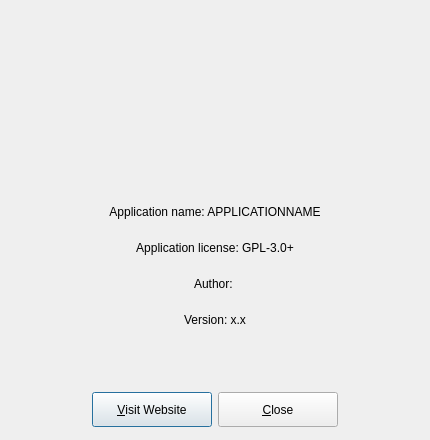
Before: the Qt Designer form src/about.ui in pagaco-swita/UltimateDailyWallpaper, drawn with Qt 5.
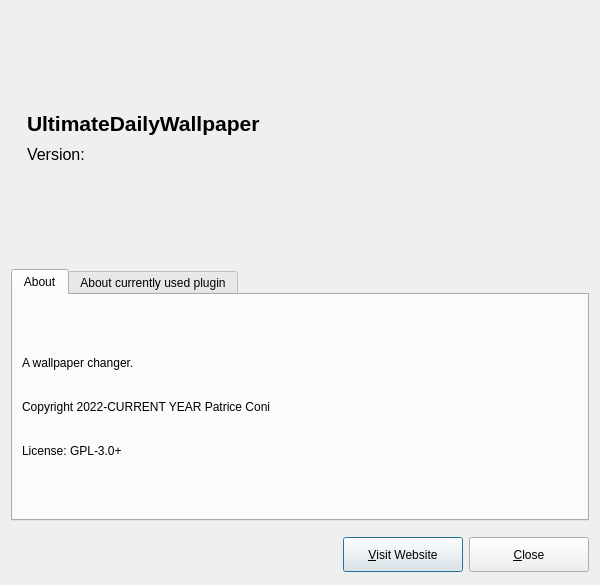
After: the same form once the commit is applied. The open tabs and pages were chosen to show the change. Icons and pictures are not drawn.

Diff of the .ui file:
```diff
--- a/src/about.ui
+++ b/src/about.ui
@@ -9,8 +9,8 @@
    <rect>
     <x>0</x>
     <y>0</y>
-    <width>430</width>
-    <height>440</height>
+    <width>600</width>
+    <height>585</height>
    </rect>
   </property>
   <property name="minimumSize">
@@ -29,6 +29,14 @@
    <item row="0" column="0">
     <layout class="QVBoxLayout" name="verticalLayout">
      <item>
+      <layout class="QHBoxLayout" name="horizontalLayout_2">
+       <property name="spacing">
+        <number>9</number>
+       </property>
+       <property name="bottomMargin">
+        <number>0</number>
+       </property>
+       <item>
       <widget class="QLabel" name="label">
        <property name="minimumSize">
         <size>
@@ -48,72 +56,76 @@
       </widget>
      </item>
      <item>
+        <layout class="QVBoxLayout" name="verticalLayout_2">
+         <item>
+          <spacer name="verticalSpacer_3">
+           <property name="orientation">
+            <enum>Qt::Vertical</enum>
+           </property>
+           <property name="sizeHint" stdset="0">
+            <size>
+             <width>20</width>
+             <height>40</height>
+            </size>
+           </property>
+          </spacer>
+         </item>
+         <item>
       <widget class="QLabel" name="label_2">
-       <property name="minimumSize">
-        <size>
-         <width>0</width>
-         <height>30</height>
-        </size>
-       </property>
-       <property name="baseSize">
-        <size>
-         <width>0</width>
-         <height>0</height>
-        </size>
-       </property>
        <property name="text">
-        <string>&lt;html&gt;&lt;head/&gt;&lt;body&gt;&lt;p&gt;Application name: APPLICATIONNAME&lt;/p&gt;&lt;/body&gt;&lt;/html&gt;</string>
-       </property>
-       <property name="alignment">
-        <set>Qt::AlignCenter</set>
-       </property>
-      </widget>
-     </item>
-     <item>
-      <widget class="QLabel" name="label_6">
-       <property name="minimumSize">
-        <size>
-         <width>0</width>
-         <height>30</height>
-        </size>
-       </property>
-       <property name="text">
-        <string>&lt;html&gt;&lt;head/&gt;&lt;body&gt;&lt;p align=&quot;center&quot;&gt;Application license: GPL-3.0+&lt;/p&gt;&lt;/body&gt;&lt;/html&gt;</string>
-       </property>
-      </widget>
-     </item>
-     <item>
-      <widget class="QLabel" name="label_5">
-       <property name="minimumSize">
-        <size>
-         <width>0</width>
-         <height>30</height>
-        </size>
-       </property>
-       <property name="text">
-        <string>&lt;html&gt;&lt;head/&gt;&lt;body&gt;&lt;p&gt;Author: &lt;/p&gt;&lt;/body&gt;&lt;/html&gt;</string>
-       </property>
-       <property name="alignment">
-        <set>Qt::AlignCenter</set>
+            <string>&lt;html&gt;&lt;head/&gt;&lt;body&gt;&lt;p&gt;&lt;span style=&quot; font-size:16pt; font-weight:700;&quot;&gt;UltimateDailyWallpaper&lt;/span&gt;&lt;/p&gt;&lt;/body&gt;&lt;/html&gt;</string>
        </property>
       </widget>
      </item>
      <item>
       <widget class="QLabel" name="label_3">
-       <property name="minimumSize">
-        <size>
-         <width>0</width>
-         <height>30</height>
-        </size>
-       </property>
        <property name="text">
-        <string>Version: x.x</string>
-       </property>
-       <property name="alignment">
-        <set>Qt::AlignCenter</set>
+            <string>&lt;html&gt;&lt;head/&gt;&lt;body&gt;&lt;p&gt;&lt;span style=&quot; font-size:12pt;&quot;&gt;Version: &lt;/span&gt;&lt;/p&gt;&lt;/body&gt;&lt;/html&gt;</string>
        </property>
       </widget>
      </item>
+         <item>
+          <spacer name="verticalSpacer_2">
+           <property name="orientation">
+            <enum>Qt::Vertical</enum>
+           </property>
+           <property name="sizeHint" stdset="0">
+            <size>
+             <width>20</width>
+             <height>40</height>
+            </size>
+           </property>
+          </spacer>
+         </item>
+        </layout>
+       </item>
+       <item>
+        <spacer name="horizontalSpacer_3">
+         <property name="orientation">
+          <enum>Qt::Horizontal</enum>
+         </property>
+         <property name="sizeHint" stdset="0">
+          <size>
+           <width>40</width>
+           <height>20</height>
+          </size>
+         </property>
+        </spacer>
+       </item>
+      </layout>
+     </item>
+     <item>
+      <widget class="QTabWidget" name="tabWidget">
+       <property name="currentIndex">
+        <number>1</number>
+       </property>
+       <widget class="QWidget" name="tab">
+        <attribute name="title">
+         <string>About</string>
+        </attribute>
+        <layout class="QVBoxLayout" name="verticalLayout_4">
+         <item>
+          <layout class="QVBoxLayout" name="verticalLayout_3">
      <item>
       <spacer name="verticalSpacer">
        <property name="orientation">
@@ -128,6 +140,135 @@
       </spacer>
      </item>
      <item>
+            <widget class="QLabel" name="label_4">
+             <property name="sizePolicy">
+              <sizepolicy hsizetype="Preferred" vsizetype="Preferred">
+               <horstretch>1</horstretch>
+               <verstretch>1</verstretch>
+              </sizepolicy>
+             </property>
+             <property name="minimumSize">
+              <size>
+               <width>0</width>
+               <height>0</height>
+              </size>
+             </property>
+             <property name="sizeIncrement">
+              <size>
+               <width>9</width>
+               <height>9</height>
+              </size>
+             </property>
+             <property name="baseSize">
+              <size>
+               <width>9</width>
+               <height>9</height>
+              </size>
+             </property>
+             <property name="text">
+              <string>A wallpaper changer.</string>
+             </property>
+            </widget>
+           </item>
+           <item>
+            <widget class="QLabel" name="label_5">
+             <property name="sizePolicy">
+              <sizepolicy hsizetype="Preferred" vsizetype="Preferred">
+               <horstretch>1</horstretch>
+               <verstretch>1</verstretch>
+              </sizepolicy>
+             </property>
+             <property name="text">
+              <string>Copyright 2022-CURRENT YEAR Patrice Coni</string>
+             </property>
+            </widget>
+           </item>
+           <item>
+            <widget class="QLabel" name="label_6">
+             <property name="sizePolicy">
+              <sizepolicy hsizetype="Preferred" vsizetype="Preferred">
+               <horstretch>1</horstretch>
+               <verstretch>1</verstretch>
+              </sizepolicy>
+             </property>
+             <property name="text">
+              <string>License: GPL-3.0+</string>
+             </property>
+            </widget>
+           </item>
+           <item>
+            <spacer name="verticalSpacer_4">
+             <property name="orientation">
+              <enum>Qt::Vertical</enum>
+             </property>
+             <property name="sizeHint" stdset="0">
+              <size>
+               <width>20</width>
+               <height>40</height>
+              </size>
+             </property>
+            </spacer>
+           </item>
+          </layout>
+         </item>
+        </layout>
+       </widget>
+       <widget class="QWidget" name="tab_2">
+        <property name="contextMenuPolicy">
+         <enum>Qt::NoContextMenu</enum>
+        </property>
+        <attribute name="title">
+         <string>About currently used plugin</string>
+        </attribute>
+        <layout class="QGridLayout" name="gridLayout_2">
+         <item row="0" column="0">
+          <layout class="QVBoxLayout" name="verticalLayout_5">
+           <item>
+            <spacer name="verticalSpacer_5">
+             <property name="orientation">
+              <enum>Qt::Vertical</enum>
+             </property>
+             <property name="sizeHint" stdset="0">
+              <size>
+               <width>20</width>
+               <height>40</height>
+              </size>
+             </property>
+            </spacer>
+           </item>
+           <item>
+            <widget class="QLabel" name="label_7">
+             <property name="sizePolicy">
+              <sizepolicy hsizetype="Preferred" vsizetype="Preferred">
+               <horstretch>1</horstretch>
+               <verstretch>1</verstretch>
+              </sizepolicy>
+             </property>
+             <property name="text">
+              <string>TextLabel</string>
+             </property>
+            </widget>
+           </item>
+           <item>
+            <spacer name="verticalSpacer_6">
+             <property name="orientation">
+              <enum>Qt::Vertical</enum>
+             </property>
+             <property name="sizeHint" stdset="0">
+              <size>
+               <width>20</width>
+               <height>40</height>
+              </size>
+             </property>
+            </spacer>
+           </item>
+          </layout>
+         </item>
+        </layout>
+       </widget>
+      </widget>
+     </item>
+     <item>
       <layout class="QHBoxLayout" name="horizontalLayout">
        <property name="topMargin">
         <number>10</number>
@@ -186,19 +327,6 @@
          </property>
         </widget>
        </item>
-       <item>
-        <spacer name="horizontalSpacer_2">
-         <property name="orientation">
-          <enum>Qt::Horizontal</enum>
-         </property>
-         <property name="sizeHint" stdset="0">
-          <size>
-           <width>40</width>
-           <height>20</height>
-          </size>
-         </property>
-        </spacer>
-       </item>
       </layout>
      </item>
     </layout>
```
Lines whose indentation alone changed are shown as unchanged.
